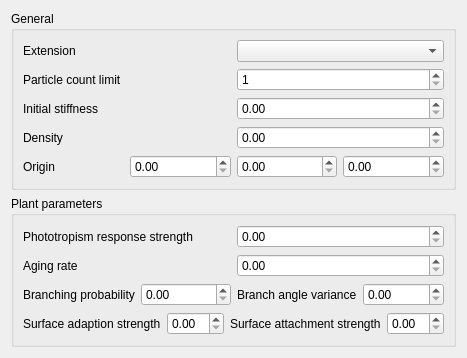
Qt form testbed_qt/sim_config.ui (Easimer/trigen) before a commit.
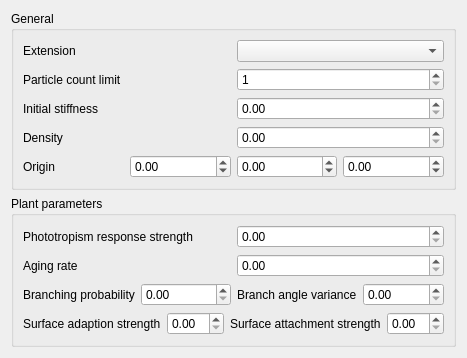
The same form after that commit.

Commit message:
Fix origin limits in sim config UI
- Fix that the sim config UI didn't let the user type in negative
coordinates
- Default origin is now (0, 0, 0)

The edit to the form file:
```diff
--- a/testbed_qt/sim_config.ui
+++ b/testbed_qt/sim_config.ui
@@ -97,13 +97,25 @@
          </widget>
         </item>
         <item>
-         <widget class="QDoubleSpinBox" name="sbOriginX"/>
+         <widget class="QDoubleSpinBox" name="sbOriginX">
+          <property name="minimum">
+           <double>-99.000000000000000</double>
+          </property>
+         </widget>
         </item>
         <item>
-         <widget class="QDoubleSpinBox" name="sbOriginY"/>
+         <widget class="QDoubleSpinBox" name="sbOriginY">
+          <property name="minimum">
+           <double>-99.000000000000000</double>
+          </property>
+         </widget>
         </item>
         <item>
-         <widget class="QDoubleSpinBox" name="sbOriginZ"/>
+         <widget class="QDoubleSpinBox" name="sbOriginZ">
+          <property name="minimum">
+           <double>-99.000000000000000</double>
+          </property>
+         </widget>
         </item>
        </layout>
       </item>
```
The commit also changes 1 other file.
